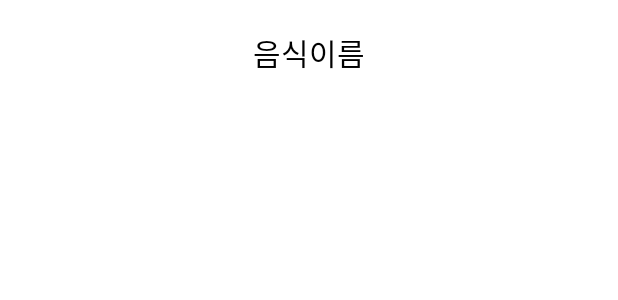
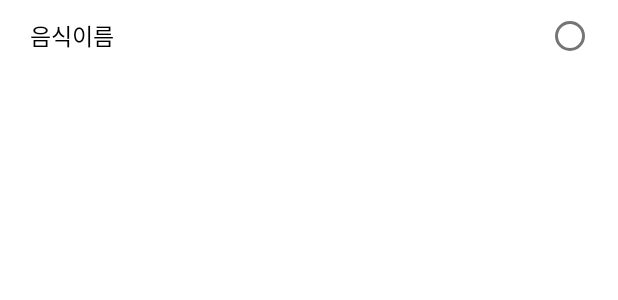
Before and after one commit to aksghwoddl/FooDi, an Android app: the layout search_food_item.xml on its own in the app's theme, with its tools: preview values and no code run, on a phone screen of 412 x 824 dp. Shown: the top 300 px of the screen. Run offline under Robolectric (Android 15) with nearby library versions, the phone set to English and light mode, and no system bars.

```diff
--- a/FooDi/app/src/main/res/layout/fragment_search.xml
+++ b/FooDi/app/src/main/res/layout/fragment_search.xml
@@ -43,10 +43,11 @@
         android:layout_height="wrap_content"
         app:layout_constraintTop_toBottomOf="@id/searchInputTextLayout"
         app:layout_constraintBottom_toBottomOf="parent"
+        android:visibility="gone"
         >
         <LinearLayout
             android:layout_width="match_parent"
-            android:layout_height="match_parent"
+            android:layout_height="wrap_content"
             android:orientation="vertical"
             >
             <androidx.recyclerview.widget.RecyclerView
--- a/FooDi/app/src/main/res/layout/search_food_item.xml
+++ b/FooDi/app/src/main/res/layout/search_food_item.xml
@@ -1,19 +1,32 @@
 <?xml version="1.0" encoding="utf-8"?>
-<LinearLayout xmlns:android="http://schemas.android.com/apk/res/android"
+<RelativeLayout xmlns:android="http://schemas.android.com/apk/res/android"
     android:layout_width="match_parent"
-    android:layout_height="wrap_content">
+    android:layout_height="wrap_content"
+    android:orientation="horizontal"
+    >
 
     <TextView
         android:id="@+id/foodNameTextView"
-        android:layout_width="match_parent"
+        android:layout_width="200dp"
         android:layout_height="wrap_content"
-        android:text="음식이름"
+        android:text="@string/food_name"
         android:fontFamily="@font/swagger"
-        android:textSize="20sp"
-        android:gravity="center"
+        android:textSize="15sp"
         android:layout_marginBottom="20dp"
-        android:layout_marginTop="20dp"
         android:textColor="#000"
+        android:layout_centerVertical="true"
+        android:layout_marginStart="20dp"
+        android:singleLine="true"
+        android:ellipsize="marquee"
+
         />
 
-</LinearLayout>
+    <RadioButton
+        android:id="@+id/foodRadioButton"
+        android:layout_width="wrap_content"
+        android:layout_height="wrap_content"
+        android:layout_alignParentEnd="true"
+        android:layout_centerVertical="true"
+        />
+
+</RelativeLayout>
--- a/FooDi/app/src/main/res/values/strings.xml
+++ b/FooDi/app/src/main/res/values/strings.xml
@@ -1,5 +1,6 @@
 <resources>
     <string name="app_name">FooDi</string>
     <string name="search_edit_text_hint">검색할 음식을 입력해주세요.</string>
+    <string name="food_name">음식이름</string>
     <string name="no_search_food">검색한 음식이 존재하지 않습니다. \n 새로 추가 하시겠습니까?</string>
 </resources>
```
Also changed, not shown: FooDi/app/src/main/java/com/lee/foodi/ui/factory/FoodViewModelFactory.kt (renamed from FooDi/app/src/main/java/com/lee/foodi/ui/viewmodel/factory/FoodViewModelFactory.kt, +4 -4 lines), FooDi/app/src/main/java/com/lee/foodi/ui/search/SearchFragment.kt (+13 -10 lines), FooDi/app/src/main/java/com/lee/foodi/ui/search/viewmodel/SearchFoodViewModel.kt (renamed from FooDi/app/src/main/java/com/lee/foodi/ui/viewmodel/FoodInfoViewModel.kt, +9 -3 lines).
